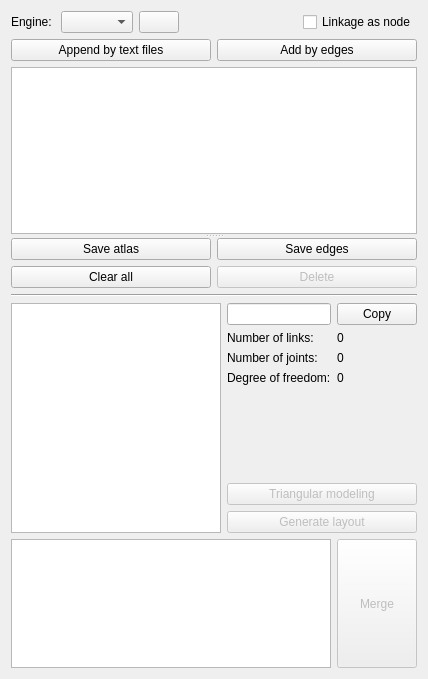
Before: the Qt Designer form core/synthesis/NumberAndTypeSynthesis/Collections.ui in KmolYuan/Pyslvs-UI, drawn with Qt 5.
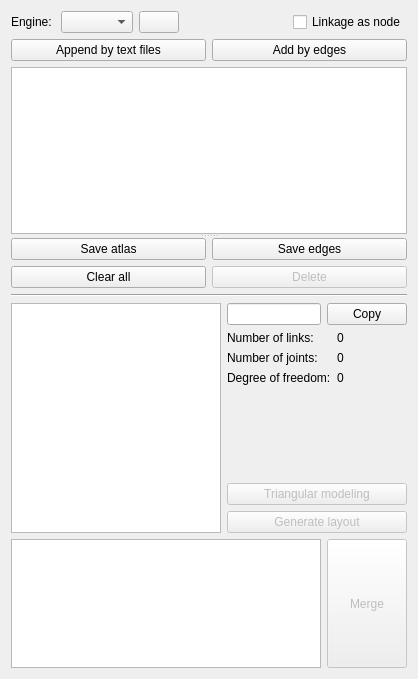
After: the same form once the commit is applied. Icons and pictures are not drawn.

Diff of the .ui file:
```diff
--- a/core/synthesis/NumberAndTypeSynthesis/Collections.ui
+++ b/core/synthesis/NumberAndTypeSynthesis/Collections.ui
@@ -6,7 +6,7 @@
    <rect>
     <x>0</x>
     <y>0</y>
-    <width>428</width>
+    <width>418</width>
     <height>679</height>
    </rect>
   </property>
```
